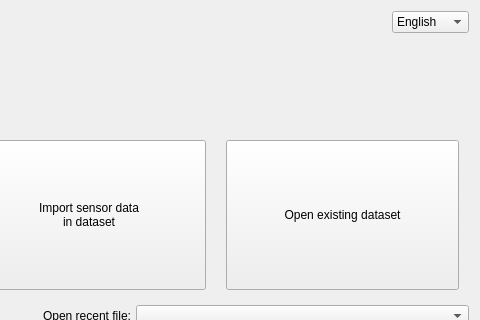
introlab/OpenIMU, file python/resources/ui/StartDialog.ui: the form before one commit; both pictures show x 302 to 782 and y 0 to 320 of the 782 by 420 pixel window.
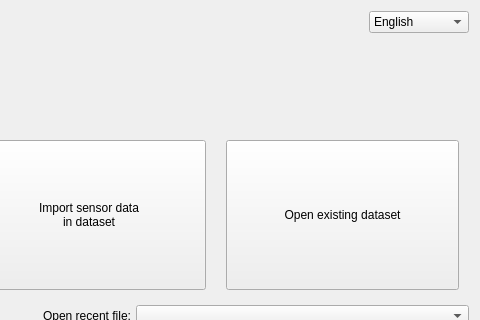
The form after the commit. Icons and pictures are not drawn.

Commit message: Refs #9. Updated translations for MainWindow Closes #41. Added GPLv3 license Refs #66. Added Import wizard from the start screen.

The edit to the form file:
```diff
--- a/python/resources/ui/StartDialog.ui
+++ b/python/resources/ui/StartDialog.ui
@@ -45,11 +45,17 @@
      <item alignment="Qt::AlignRight">
       <widget class="QComboBox" name="cmbLanguage">
        <property name="sizePolicy">
-        <sizepolicy hsizetype="Maximum" vsizetype="Fixed">
+        <sizepolicy hsizetype="Preferred" vsizetype="Fixed">
          <horstretch>0</horstretch>
          <verstretch>0</verstretch>
         </sizepolicy>
        </property>
+       <property name="minimumSize">
+        <size>
+         <width>100</width>
+         <height>0</height>
+        </size>
+       </property>
        <property name="cursor">
         <cursorShape>ArrowCursor</cursorShape>
        </property>
```
Left out of the diff: 16 changed lines with no effect on the pictures. The commit also changes 27 other files.
